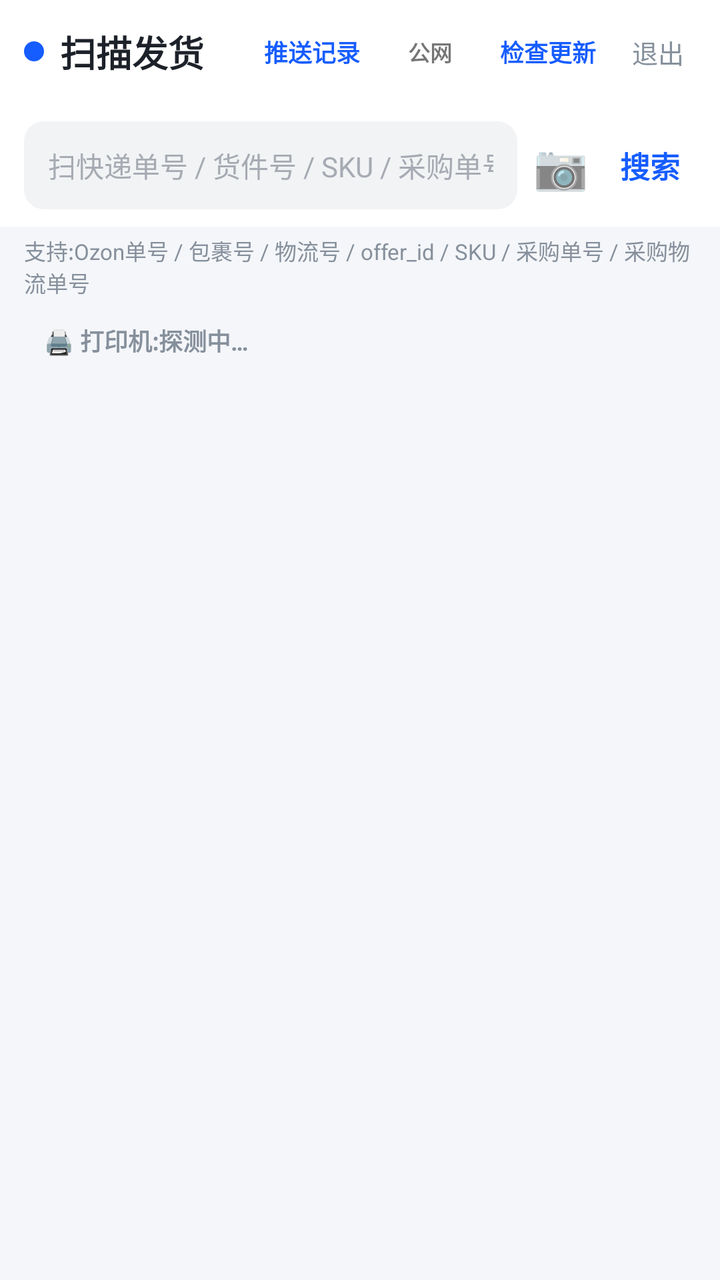
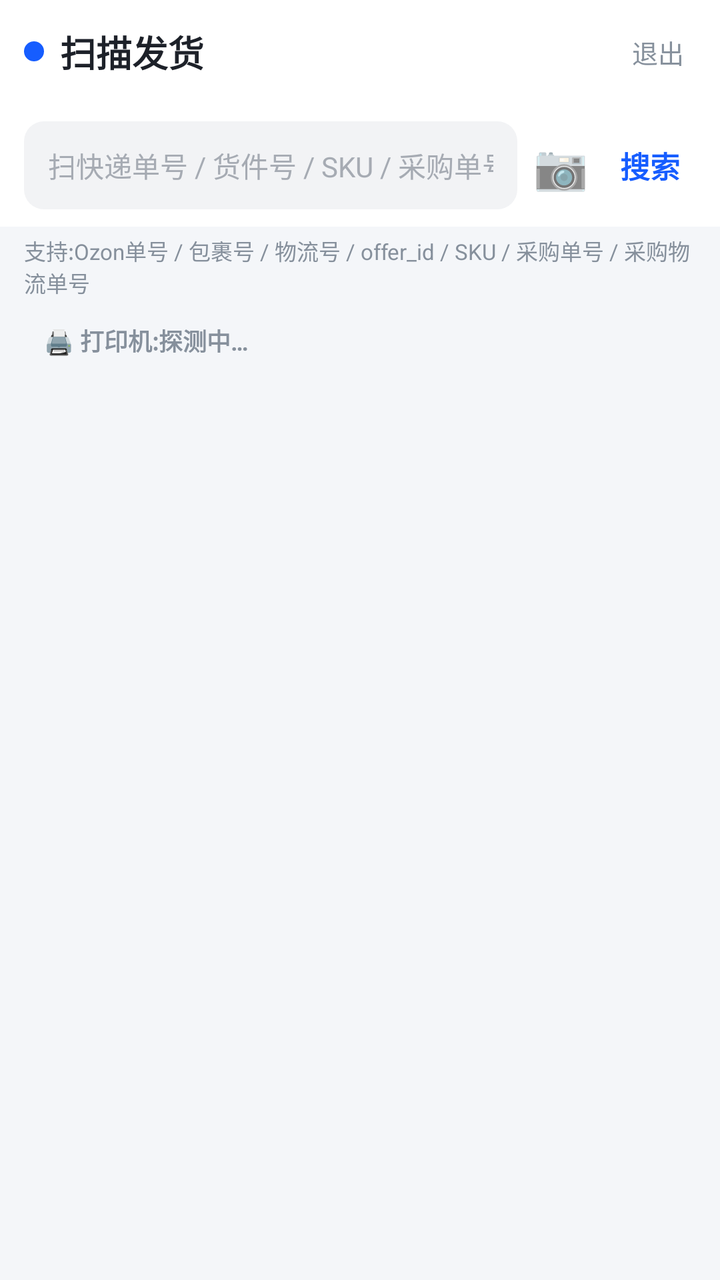

Two renders of the same Android screen: before a commit and after it. Below are the layout's source before the change and the commit's diff.
<!-- AndroidManifest.xml: application theme AppTheme -->
<!-- res/layout/activity_main.xml -->
<?xml version="1.0" encoding="utf-8"?>
<LinearLayout xmlns:android="http://schemas.android.com/apk/res/android"
    android:layout_width="match_parent"
    android:layout_height="match_parent"
    android:fitsSystemWindows="true"
    android:orientation="vertical"
    android:background="@color/page_bg">

    
    <LinearLayout
        android:layout_width="match_parent"
        android:layout_height="@dimen/header_height"
        android:orientation="horizontal"
        android:gravity="center_vertical"
        android:background="@color/card_bg"
        android:paddingHorizontal="12dp">

        <LinearLayout
            android:layout_width="0dp"
            android:layout_height="wrap_content"
            android:layout_weight="1"
            android:orientation="horizontal"
            android:gravity="center_vertical">

            <View
                android:layout_width="10dp"
                android:layout_height="10dp"
                android:background="@drawable/bg_dot_primary" />

            <TextView
                android:layout_width="wrap_content"
                android:layout_height="wrap_content"
                android:text="扫描发货"
                android:textColor="@color/text_primary"
                android:textSize="18sp"
                android:textStyle="bold"
                android:layout_marginStart="8dp" />
        </LinearLayout>

        <TextView
            android:id="@+id/pushLogBtn"
            android:layout_width="wrap_content"
            android:layout_height="wrap_content"
            android:text="推送记录"
            android:textColor="@color/primary"
            android:textSize="12sp"
            android:textStyle="bold"
            android:paddingHorizontal="8dp"
            android:paddingVertical="5dp"
            android:layout_marginEnd="4dp" />

        <TextView
            android:id="@+id/intranetBtn"
            android:layout_width="wrap_content"
            android:layout_height="wrap_content"
            android:text="公网"
            android:textSize="11sp"
            android:textStyle="bold"
            android:paddingHorizontal="12dp"
            android:paddingVertical="5dp"
            android:layout_marginEnd="4dp" />

        <TextView
            android:id="@+id/checkUpdateBtn"
            android:layout_width="wrap_content"
            android:layout_height="wrap_content"
            android:text="检查更新"
            android:textColor="@color/primary"
            android:textSize="12sp"
            android:textStyle="bold"
            android:paddingHorizontal="8dp"
            android:paddingVertical="5dp"
            android:layout_marginEnd="4dp" />

        <TextView
            android:id="@+id/logoutBtn"
            android:layout_width="wrap_content"
            android:layout_height="wrap_content"
            android:text="退出"
            android:textColor="@color/text_muted"
            android:textSize="13sp"
            android:padding="6dp" />
    </LinearLayout>

    
    <LinearLayout
        android:layout_width="match_parent"
        android:layout_height="wrap_content"
        android:orientation="horizontal"
        android:gravity="center_vertical"
        android:background="#ffffff"
        android:paddingHorizontal="12dp"
        android:paddingVertical="8dp">

        <EditText
            android:id="@+id/searchInput"
            android:layout_width="0dp"
            android:layout_height="44dp"
            android:layout_weight="1"
            android:background="@drawable/bg_input"
            android:paddingHorizontal="12dp"
            android:hint="扫快递单号 / 货件号 / SKU / 采购单号"
            android:textSize="14sp"
            android:textColor="@color/text_primary"
            android:textColorHint="@color/text_placeholder"
            android:imeOptions="actionSearch"
            android:singleLine="true" />

        <TextView
            android:id="@+id/scanBtn"
            android:layout_width="wrap_content"
            android:layout_height="wrap_content"
            android:text="📷"
            android:textSize="22sp"
            android:padding="8dp" />

        <TextView
            android:id="@+id/searchBtn"
            android:layout_width="wrap_content"
            android:layout_height="wrap_content"
            android:text="搜索"
            android:textColor="@color/primary"
            android:textSize="15sp"
            android:textStyle="bold"
            android:padding="8dp" />
    </LinearLayout>

    <TextView
        android:layout_width="match_parent"
        android:layout_height="wrap_content"
        android:paddingHorizontal="12dp"
        android:paddingTop="4dp"
        android:text="支持:Ozon单号 / 包裹号 / 物流号 / offer_id / SKU / 采购单号 / 采购物流单号"
        android:textColor="@color/text_muted"
        android:textSize="11sp" />

    
    <TextView
        android:id="@+id/printerBar"
        android:layout_width="match_parent"
        android:layout_height="wrap_content"
        android:layout_marginHorizontal="12dp"
        android:layout_marginTop="6dp"
        android:paddingHorizontal="10dp"
        android:paddingVertical="6dp"
        android:text="🖨 打印机:探测中…"
        android:textColor="@color/text_muted"
        android:textSize="12sp"
        android:textStyle="bold"
        android:visibility="visible" />

    
    <TextView
        android:id="@+id/bannerText"
        android:layout_width="match_parent"
        android:layout_height="wrap_content"
        android:layout_marginHorizontal="12dp"
        android:layout_marginTop="8dp"
        android:padding="10dp"
        android:textSize="13sp"
        android:visibility="gone" />

    <ProgressBar
        android:id="@+id/progressBar"
        android:layout_width="wrap_content"
        android:layout_height="wrap_content"
        android:layout_gravity="center_horizontal"
        android:layout_marginTop="16dp"
        android:visibility="gone" />

    
    <androidx.recyclerview.widget.RecyclerView
        android:id="@+id/recyclerView"
        android:layout_width="match_parent"
        android:layout_height="0dp"
        android:layout_weight="1"
        android:clipToPadding="false"
        android:padding="12dp" />

</LinearLayout>
<!-- resources referenced by this layout -->
<resources>
  <color name="card_bg">#ffffff</color>
  <color name="page_bg">#f4f6f9</color>
  <color name="primary">#165dff</color>
  <color name="text_muted">#86909c</color>
  <color name="text_placeholder">#a6abb3</color>
  <color name="text_primary">#1d2129</color>
  <dimen name="header_height">52dp</dimen>
  <!-- drawable bg_dot_primary (drawable) -->
  <shape xmlns:android="http://schemas.android.com/apk/res/android"
      android:shape="oval">
      <solid android:color="@color/primary" />
  </shape>
  <!-- drawable bg_input (drawable) -->
  <?xml version="1.0" encoding="utf-8"?>
  <shape xmlns:android="http://schemas.android.com/apk/res/android"
      android:shape="rectangle">
      <solid android:color="@color/neutral_bg" />
      <corners android:radius="@dimen/radius_md" />
  </shape>
  <style name="AppTheme" parent="android:Theme.Material.Light.NoActionBar">
          <item name="android:statusBarColor">#165dff</item>
          <item name="android:navigationBarColor">#ffffff</item>
          <item name="android:windowBackground">#f2f3f5</item>
      </style>
  <color name="neutral_bg">#f2f3f5</color>
  <dimen name="radius_md">10dp</dimen>
</resources>

<!-- the commit's change to res/layout/activity_main.xml (unified diff, before → after) -->
@@ -36,41 +36,6 @@
                 android:textStyle="bold"
                 android:layout_marginStart="8dp" />
         </LinearLayout>
-
-        <TextView
-            android:id="@+id/pushLogBtn"
-            android:layout_width="wrap_content"
-            android:layout_height="wrap_content"
-            android:text="推送记录"
-            android:textColor="@color/primary"
-            android:textSize="12sp"
-            android:textStyle="bold"
-            android:paddingHorizontal="8dp"
-            android:paddingVertical="5dp"
-            android:layout_marginEnd="4dp" />
-
-        <TextView
-            android:id="@+id/intranetBtn"
-            android:layout_width="wrap_content"
-            android:layout_height="wrap_content"
-            android:text="公网"
-            android:textSize="11sp"
-            android:textStyle="bold"
-            android:paddingHorizontal="12dp"
-            android:paddingVertical="5dp"
-            android:layout_marginEnd="4dp" />
-
-        <TextView
-            android:id="@+id/checkUpdateBtn"
-            android:layout_width="wrap_content"
-            android:layout_height="wrap_content"
-            android:text="检查更新"
-            android:textColor="@color/primary"
-            android:textSize="12sp"
-            android:textStyle="bold"
-            android:paddingHorizontal="8dp"
-            android:paddingVertical="5dp"
-            android:layout_marginEnd="4dp" />
 
         <TextView
             android:id="@+id/logoutBtn"
